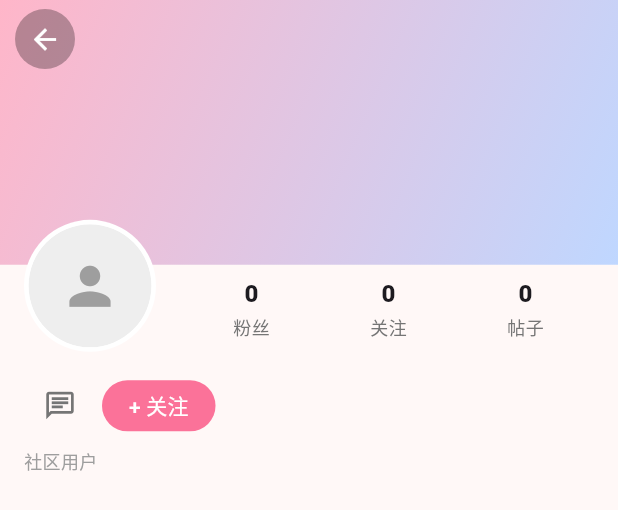
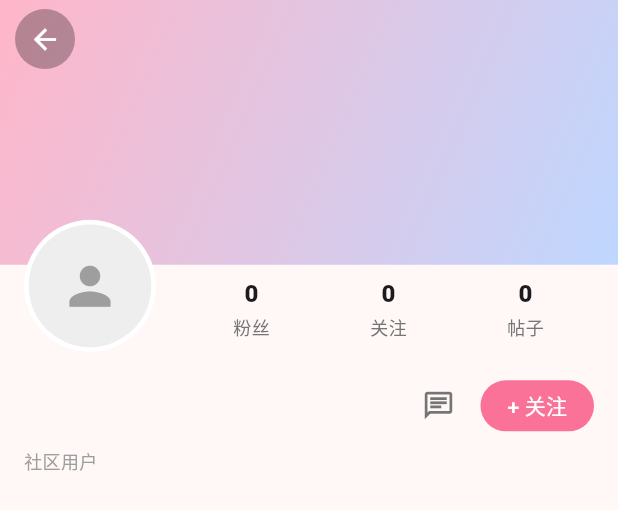
Before and after one commit to GuaiRenGR/QingTan_lite_bbs, a Flutter app: the _UserHeader widget shown alone on an empty page, opened directly with empty values, on a phone screen of 412 x 824 dp. Shown: the top 510 px of the screen. Run offline on Flutter 3.47's test engine with Material 3 defaults, Android fonts, the phone set to English and light mode, and no system bars; our stand-ins replace cached_network_image, dio, file_picker, flutter_local_notifications, flutter_markdown, flutter_riverpod and 8 more; missing offline and left inert: media_kit, media_kit_video; accounts and stored records are empty; network calls fail.

Commit message:
fix: 用户主页昵称用Expanded包裹，按钮靠右对齐

```diff
--- a/hjyz_bbs/lib/features/user/user_home_page.dart
+++ b/hjyz_bbs/lib/features/user/user_home_page.dart
@@ -417,6 +417,10 @@ class _UserHeader extends StatelessWidget {
                     Row(
                       crossAxisAlignment: CrossAxisAlignment.center,
                       children: [
+                        Expanded(
+                          child: Row(
+                            mainAxisSize: MainAxisSize.min,
+                            children: [
                               Flexible(
                                 child: Text(
                                   nickname,
@@ -430,6 +434,9 @@ class _UserHeader extends StatelessWidget {
                               ),
                               if (badgeName.isNotEmpty)
                                 UserBadge(name: badgeName, color: badgeColor),
+                            ],
+                          ),
+                        ),
                         if (!isSelf)
                           IconButton(
                             onPressed: onMessageTap,
```
Lines whose indentation alone changed are shown as unchanged.
